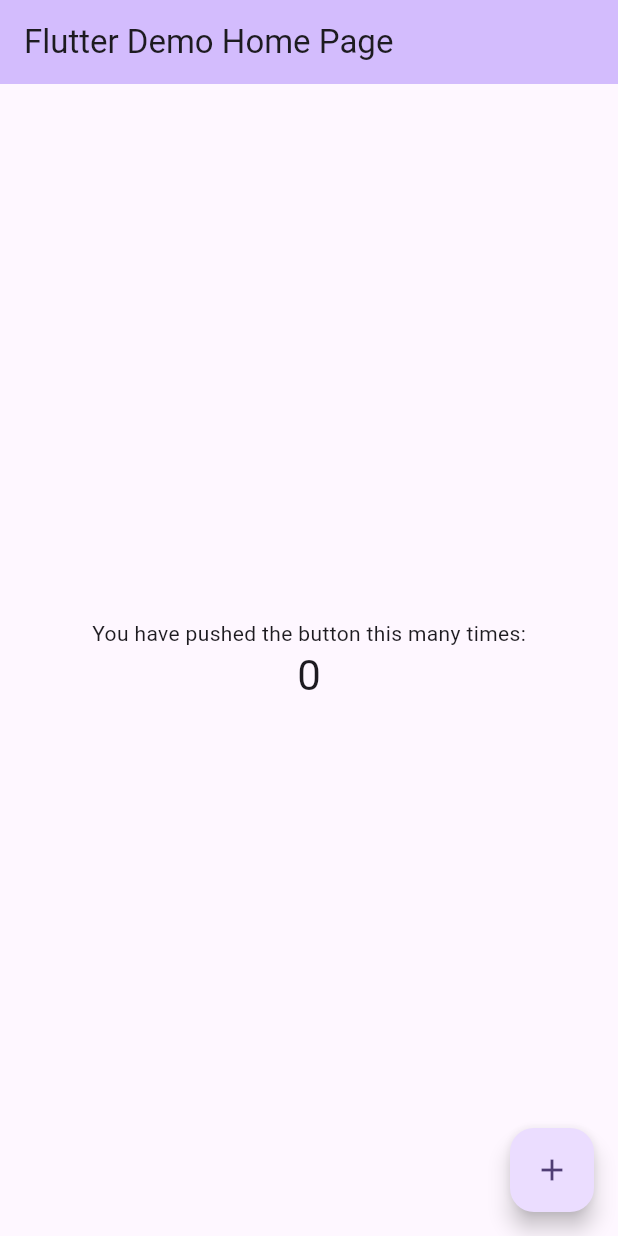
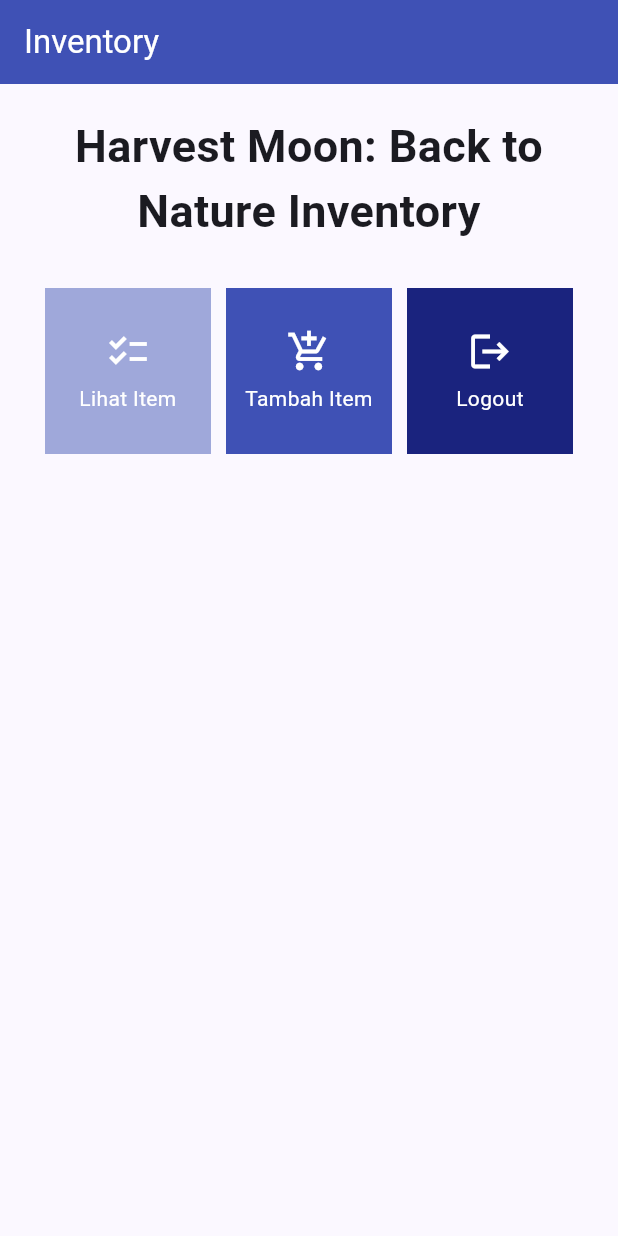
Before and after one commit to Abbilville/hmbtn-inventory, a Flutter app: the screen it shows after launch, on a phone screen of 412 x 824 dp. Run offline on Flutter 3.47's test engine with Material 2 defaults, Android fonts, the phone set to English and light mode, and no system bars.

Commit message:
Bonus Tugas 7

```diff
--- a/lib/main.dart
+++ b/lib/main.dart
@@ -1,4 +1,5 @@
 import 'package:flutter/material.dart';
+import 'package:hmbtn_inventory/menu.dart';
 
 void main() {
   runApp(const MyApp());
@@ -11,115 +12,12 @@ class MyApp extends StatelessWidget {
   @override
   Widget build(BuildContext context) {
     return MaterialApp(
-      title: 'Flutter Demo',
+      title: 'Menu',
       theme: ThemeData(
-        // This is the theme of your application.
-        //
-        // TRY THIS: Try running your application with "flutter run". You'll see
-        // the application has a blue toolbar. Then, without quitting the app,
-        // try changing the seedColor in the colorScheme below to Colors.green
-        // and then invoke "hot reload" (save your changes or press the "hot
-        // reload" button in a Flutter-supported IDE, or press "r" if you used
-        // the command line to start the app).
-        //
-        // Notice that the counter didn't reset back to zero; the application
-        // state is not lost during the reload. To reset the state, use hot
-        // restart instead.
-        //
-        // This works for code too, not just values: Most code changes can be
-        // tested with just a hot reload.
-        colorScheme: ColorScheme.fromSeed(seedColor: Colors.deepPurple),
+        colorScheme: ColorScheme.fromSeed(seedColor: Colors.indigo),
         useMaterial3: true,
       ),
-      home: const MyHomePage(title: 'Flutter Demo Home Page'),
+      home: MyHomePage(),
     );
   }
 }
-
-class MyHomePage extends StatefulWidget {
-  const MyHomePage({super.key, required this.title});
-
-  // This widget is the home page of your application. It is stateful, meaning
-  // that it has a State object (defined below) that contains fields that affect
-  // how it looks.
-
-  // This class is the configuration for the state. It holds the values (in this
-  // case the title) provided by the parent (in this case the App widget) and
-  // used by the build method of the State. Fields in a Widget subclass are
-  // always marked "final".
-
-  final String title;
-
-  @override
-  State<MyHomePage> createState() => _MyHomePageState();
-}
-
-class _MyHomePageState extends State<MyHomePage> {
-  int _counter = 0;
-
-  void _incrementCounter() {
-    setState(() {
-      // This call to setState tells the Flutter framework that something has
-      // changed in this State, which causes it to rerun the build method below
-      // so that the display can reflect the updated values. If we changed
-      // _counter without calling setState(), then the build method would not be
-      // called again, and so nothing would appear to happen.
-      _counter++;
-    });
-  }
-
-  @override
-  Widget build(BuildContext context) {
-    // This method is rerun every time setState is called, for instance as done
-    // by the _incrementCounter method above.
-    //
-    // The Flutter framework has been optimized to make rerunning build methods
-    // fast, so that you can just rebuild anything that needs updating rather
-    // than having to individually change instances of widgets.
-    return Scaffold(
-      appBar: AppBar(
-        // TRY THIS: Try changing the color here to a specific color (to
-        // Colors.amber, perhaps?) and trigger a hot reload to see the AppBar
-        // change color while the other colors stay the same.
-        backgroundColor: Theme.of(context).colorScheme.inversePrimary,
-        // Here we take the value from the MyHomePage object that was created by
-        // the App.build method, and use it to set our appbar title.
-        title: Text(widget.title),
-      ),
-      body: Center(
-        // Center is a layout widget. It takes a single child and positions it
-        // in the middle of the parent.
-        child: Column(
-          // Column is also a layout widget. It takes a list of children and
-          // arranges them vertically. By default, it sizes itself to fit its
-          // children horizontally, and tries to be as tall as its parent.
-          //
-          // Column has various properties to control how it sizes itself and
-          // how it positions its children. Here we use mainAxisAlignment to
-          // center the children vertically; the main axis here is the vertical
-          // axis because Columns are vertical (the cross axis would be
-          // horizontal).
-          //
-          // TRY THIS: Invoke "debug painting" (choose the "Toggle Debug Paint"
-          // action in the IDE, or press "p" in the console), to see the
-          // wireframe for each widget.
-          mainAxisAlignment: MainAxisAlignment.center,
-          children: <Widget>[
-            const Text(
-              'You have pushed the button this many times:',
-            ),
-            Text(
-              '$_counter',
-              style: Theme.of(context).textTheme.headlineMedium,
-            ),
-          ],
-        ),
-      ),
-      floatingActionButton: FloatingActionButton(
-        onPressed: _incrementCounter,
-        tooltip: 'Increment',
-        child: const Icon(Icons.add),
-      ), // This trailing comma makes auto-formatting nicer for build methods.
-    );
-  }
-}
--- /dev/null
+++ b/lib/menu.dart
@@ -0,0 +1,114 @@
+import 'package:flutter/material.dart';
+
+class Item {
+  final String name;
+  final IconData icon;
+  final Color color;
+
+  Item(this.name, this.icon, this.color);
+}
+
+class MyHomePage extends StatelessWidget {
+  MyHomePage({Key? key}) : super(key: key);
+
+  final List<Item> items = [
+    Item("Lihat Item", Icons.checklist, Colors.indigo.shade200),
+    Item("Tambah Item", Icons.add_shopping_cart, Colors.indigo),
+    Item("Logout", Icons.logout, Colors.indigo.shade900),
+  ];
+
+  @override
+  Widget build(BuildContext context) {
+    return Scaffold(
+      appBar: AppBar(
+        backgroundColor: Colors.indigo,
+        title: const Text(
+          'Inventory',
+          style: TextStyle(color: Colors.white),
+        ),
+      ),
+      body: SingleChildScrollView(
+        // Widget wrapper yang dapat discroll
+        child: Padding(
+          padding: const EdgeInsets.all(10.0), // Set padding dari halaman
+          child: Column(
+            // Widget untuk menampilkan children secara vertikal
+            children: <Widget>[
+              const Padding(
+                padding: EdgeInsets.only(top: 10.0, bottom: 10.0),
+                // Widget Text untuk menampilkan tulisan dengan alignment center dan style yang sesuai
+                child: Text(
+                  'Harvest Moon: Back to Nature Inventory', // Text yang menandakan toko
+                  textAlign: TextAlign.center,
+                  style: TextStyle(
+                    fontSize: 30,
+                    fontWeight: FontWeight.bold,
+                  ),
+                ),
+              ),
+              // Grid layout
+              GridView.count(
+                // Container pada card kita.
+                primary: true,
+                padding: const EdgeInsets.all(20),
+                crossAxisSpacing: 10,
+                mainAxisSpacing: 10,
+                crossAxisCount: 3,
+                shrinkWrap: true,
+                children: items.map((Item item) {
+                  // Iterasi untuk setiap item
+                  return ShopCard(item);
+                }).toList(),
+              ),
+            ],
+          ),
+        ),
+      ),
+    );
+  }
+}
+
+class ShopCard extends StatelessWidget {
+  final Item item;
+
+  const ShopCard(this.item, {super.key}); // Constructor
+
+  @override
+  Widget build(BuildContext context) {
+    return Material(
+      color: item.color,
+      child: InkWell(
+        // Area responsive terhadap sentuhan
+        onTap: () {
+          // Memunculkan SnackBar ketika diklik
+          ScaffoldMessenger.of(context)
+            ..hideCurrentSnackBar()
+            ..showSnackBar(SnackBar(
+                content: Text("Kamu telah menekan tombol ${item.name}!")));
+        },
+        child: Container(
+          // Container untuk menyimpan Icon dan Text
+          padding: const EdgeInsets.all(8),
+          child: Center(
+            child: Column(
+              mainAxisAlignment: MainAxisAlignment.center,
+              children: [
+                Icon(
+                  item.icon,
+                  color: Colors.white,
+                  size: 30.0,
+                ),
+                const Padding(padding: EdgeInsets.all(3)),
+                Text(
+                  item.name,
+                  textAlign: TextAlign.center,
+                  style: const TextStyle(color: Colors.white),
+                ),
+              ],
+            ),
+          ),
+        ),
+      ),
+    );
+  }
+}
```
